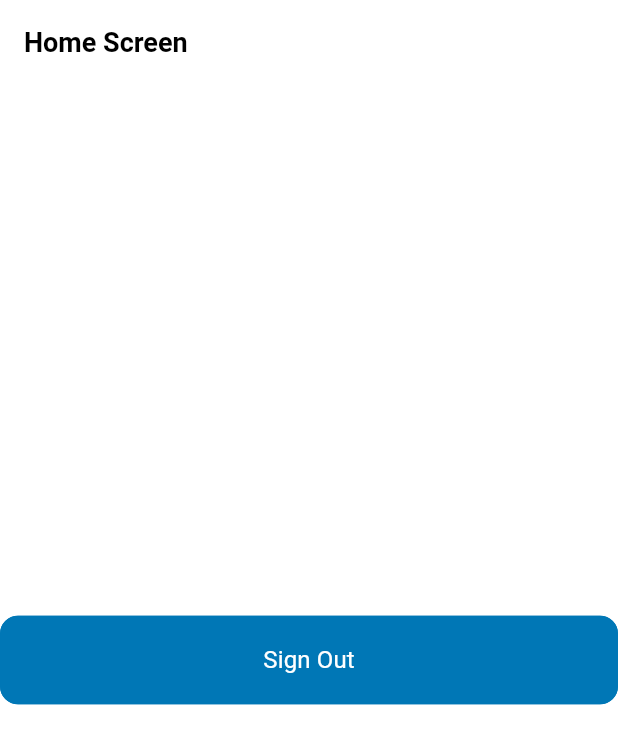
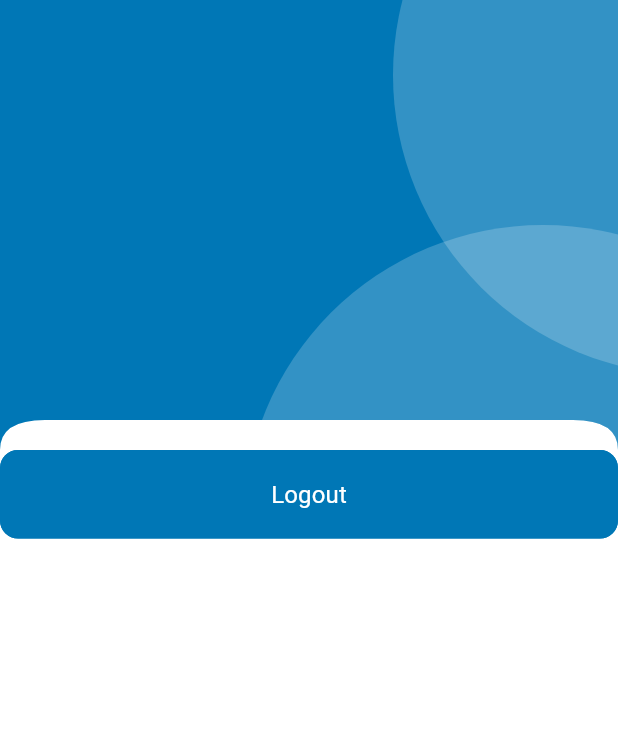
Before and after one commit to ChavinduRansara/Shuttle-app, a Flutter app: the HomeScreen screen opened directly, on a phone screen of 412 x 824 dp. Shown: the top 744 px of the screen. Run offline on Flutter 3.47's test engine with Material 3 defaults, Android fonts, the phone set to English and light mode, and no system bars; our stand-ins replace cloud_firestore, connectivity_plus, firebase_auth, firebase_core, flutter_native_splash, get and 4 more; accounts and stored records are empty; Roboto replaces fonts that are missing (Poppins).

Commit message:
create initial home page and custom widgets

```diff
--- /dev/null
+++ b/lib/commons/widgets/container/circular_container.dart
@@ -0,0 +1,35 @@
+import 'package:flutter/material.dart';
+import 'package:shuttle_app/utils/constants/colors.dart';
+
+class CustomCircularContainer extends StatelessWidget {
+  const CustomCircularContainer({
+    super.key,
+    this.width = 400,
+    this.height = 400,
+    this.radius = 400,
+    this.padding = 0,
+    this.child,
+    this.backgroundColor = AppColor.textWhite,
+  });
+
+  final double? width;
+  final double? height;
+  final double radius;
+  final double padding;
+  final Widget? child;
+  final Color backgroundColor;
+
+  @override
+  Widget build(BuildContext context) {
+    return Container(
+      width: width,
+      height: height,
+      padding: EdgeInsets.all(padding),
+      decoration: BoxDecoration(
+        borderRadius: BorderRadius.circular(radius),
+        color: backgroundColor,
+      ),
+      child: child,
+    );
+  }
+}
--- /dev/null
+++ b/lib/commons/widgets/container/curve_edge_widget.dart
@@ -0,0 +1,17 @@
+import 'package:flutter/material.dart';
+import 'package:shuttle_app/commons/widgets/curved_edges.dart';
+
+class CustomCurveEdgeWidget extends StatelessWidget {
+  const CustomCurveEdgeWidget({
+    super.key, this.child,
+  });
+
+  final Widget? child;
+  @override
+  Widget build(BuildContext context) {
+    return ClipPath(
+      clipper: CustomCurvedEdges(),
+      child: child,
+    );
+  }
+}
--- /dev/null
+++ b/lib/commons/widgets/curved_edges.dart
@@ -0,0 +1,32 @@
+import 'package:flutter/material.dart';
+
+class CustomCurvedEdges extends CustomClipper<Path> {
+  @override
+  Path getClip(Size size) {
+    var path = Path();
+    path.lineTo(0, size.height);
+
+    final firstCurve = Offset(0, size.height - 20);
+    final lastCurve = Offset(30, size.height - 20);
+    path.quadraticBezierTo(firstCurve.dx, firstCurve.dy, lastCurve.dx, lastCurve.dy);
+
+    final secondFirstCurve = Offset(0, size.height - 20);
+    final secondLastCurve = Offset(size.width - 30, size.height - 20);
+    path.quadraticBezierTo(secondFirstCurve.dx, secondFirstCurve.dy, secondLastCurve.dx, secondLastCurve.dy);
+
+    final thirdFirstCurve = Offset(size.width, size.height - 20);
+    final thirdLastCurve = Offset(size.width, size.height);
+    path.quadraticBezierTo(thirdFirstCurve.dx, thirdFirstCurve.dy, thirdLastCurve.dx, thirdLastCurve.dy);
+
+    path.lineTo(size.width, 0);
+    path.close();
+
+    return path;
+  }
+
+  @override
+  bool shouldReclip(covariant CustomClipper<Path> oldClipper){
+    return true;
+  }
+
+}
--- a/lib/data/repositories/authentication/authentication_repository.dart
+++ b/lib/data/repositories/authentication/authentication_repository.dart
@@ -9,6 +9,7 @@ import 'package:shuttle_app/features/authentication/screens/home/home.dart';
 import 'package:shuttle_app/features/authentication/screens/login/login.dart';
 import 'package:shuttle_app/features/authentication/screens/onbording.dart';
 import 'package:shuttle_app/features/authentication/screens/signUp/verify_email.dart';
+import 'package:shuttle_app/navigation_menu.dart';
 import 'package:shuttle_app/utils/constants/exceptions/firebase_auth_exception.dart';
 import 'package:shuttle_app/utils/constants/exceptions/firebase_exception.dart';
 import 'package:shuttle_app/utils/constants/exceptions/format_exception.dart';
@@ -31,7 +32,7 @@ class AuthenticationRepository extends GetxController{
     final user = _auth.currentUser;
     if(user != null){
       if(user.emailVerified){
-        Get.offAll(() => const HomeScreen());
+        Get.offAll(() => const NavigationMenu());
       } else {
         Get.offAll(() => VerifyEmailScreen(email: _auth.currentUser?.email,));
       }
--- a/lib/features/authentication/screens/home/home.dart
+++ b/lib/features/authentication/screens/home/home.dart
@@ -1,5 +1,7 @@
 import 'package:flutter/material.dart';
 import 'package:get/get.dart';
+import 'package:shuttle_app/commons/widgets/container/circular_container.dart';
+import 'package:shuttle_app/commons/widgets/container/curve_edge_widget.dart';
 import 'package:shuttle_app/data/repositories/authentication/authentication_repository.dart';
 import 'package:shuttle_app/utils/constants/colors.dart';
 import 'package:shuttle_app/utils/constants/sizes.dart';
@@ -12,12 +14,34 @@ class HomeScreen extends StatelessWidget {
   Widget build(BuildContext context) {
     final controller = Get.put(AuthenticationRepository());
     return Scaffold(
-      appBar: AppBar(
-        title: const Text('Home Screen'),
-      ),
-      body: Center(
-        child: SizedBox(
-                width: double.infinity,
+      body: SingleChildScrollView(
+        child: Column(
+          children: [
+            CustomCurveEdgeWidget(
+              child: Container(
+                color: AppColor.primaryColor,
+                padding: const EdgeInsets.all(0),
+                child: SizedBox(
+                  height: 300,
+                  child: Stack(
+                    children: [
+                      Positioned(
+                        top: -150,
+                        right: -250,
+                        child: CustomCircularContainer(backgroundColor: AppColor.textWhite.withOpacity(0.2),)
+                      ),
+                      Positioned(
+                        top: 150,
+                        right: -150,
+                        child: CustomCircularContainer(backgroundColor: AppColor.textWhite.withOpacity(0.2),)
+                      ),
+                    ]
+                  ),
+                ),
+              ),
+            ),
+            SizedBox(
+                            width: double.infinity,
                             child: ElevatedButton(
                               style: ElevatedButton.styleFrom(
                                 backgroundColor: AppColor.primaryColor,
@@ -27,7 +51,7 @@ class HomeScreen extends StatelessWidget {
                                 controller.signOut();
                               },
                               child: const Text(
-                                AppText.signOut,
+                                AppText.logout,
                                 style: TextStyle(
                                   fontSize: AppSizes.fontSm,
                                   color: Colors.white,
@@ -35,7 +59,8 @@ class HomeScreen extends StatelessWidget {
                               ),
                             ),
                           ),
-
+          ],
+        ),
       ),
     );
   }
--- a/lib/features/authentication/screens/signUp/sign_up.dart
+++ b/lib/features/authentication/screens/signUp/sign_up.dart
@@ -16,7 +16,7 @@ class SignUpScreen extends StatelessWidget {
 
   @override
   Widget build(BuildContext context) {
-    final bool dark = AppHelperFunctions.isDarkMode(context);
+    AppHelperFunctions.isDarkMode(context);
     final controller = Get.put(SignUpController());
 
     return Scaffold(
--- a/lib/utils/constants/colors.dart
+++ b/lib/utils/constants/colors.dart
@@ -4,7 +4,7 @@ class AppColor{
   AppColor._();
 
   static const Color primaryColor = Color(0xFF0077B6);
-  static const Color secondaryColor = Color(0xFF303F9F);
+  static const Color secondaryColor = Color(0x9503537D);
   static const Color accentColor = Color(0xFF536DFE);
   static const Color primaryTextColor = Color(0xFF212121);
   static const Color secondaryTextColor = Color(0xFF757575);
@@ -35,4 +35,5 @@ class AppColor{
   static const Color darkErrorColor = Color(0xFFD32F2F);
   static const Color darkGray = Color(0xFF424242);
   static const Color gray = Color(0xFFBDBDBD);
+  static const Color textWhite = Color(0xFFFFFFFF);
 }
```
Also changed, not shown: lib/features/authentication/controllers/forget_password/forget_password_controller.dart (+13 -5 lines), lib/features/authentication/screens/password_configuration/forget_password.dart (+21 -14 lines), lib/navigation_menu.dart (added, +47 -0 lines).
